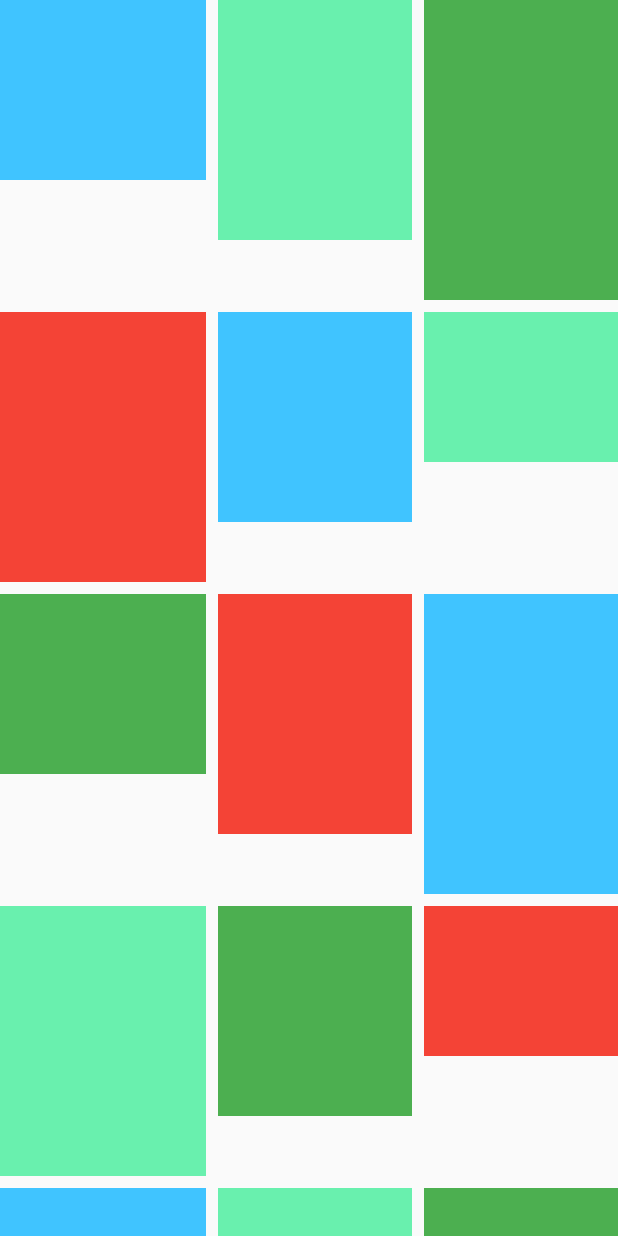
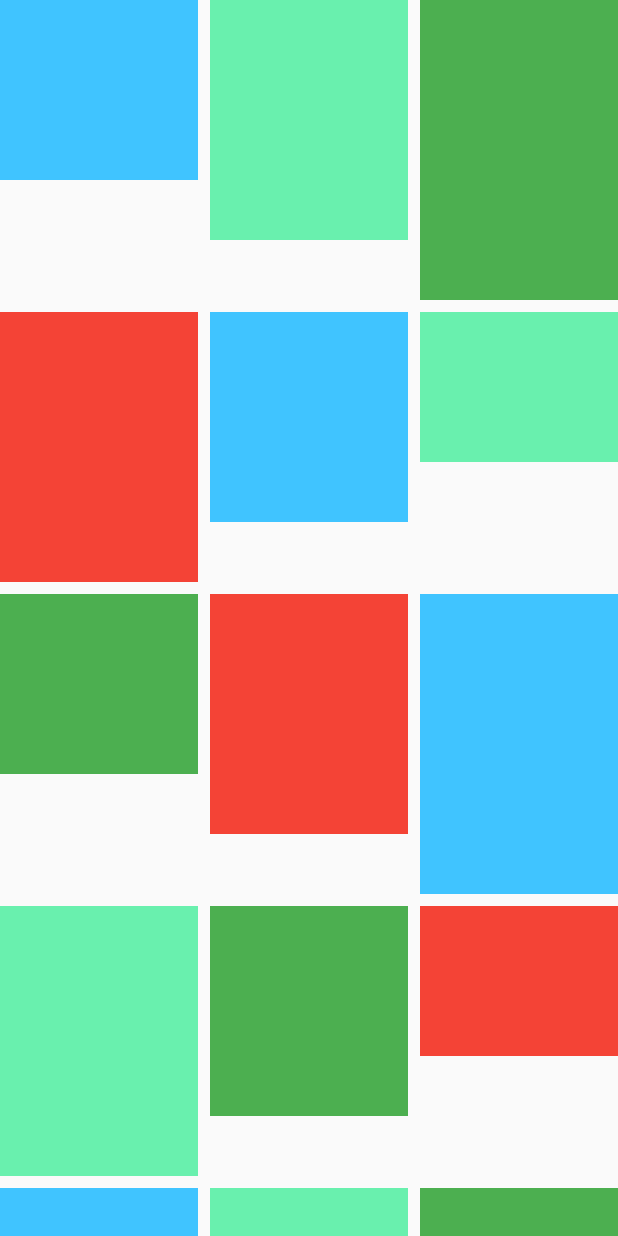
Before and after one commit to santa112358/dynamic_height_grid_view, a Flutter app: the screen it shows after launch, on a phone screen of 412 x 824 dp. Run offline on Flutter 3.47's test engine with Material 2 defaults, Android fonts, the phone set to English and light mode, and no system bars; our stand-ins replace flutter_hooks.

Commit message:
fix crossAxisSpacing

```diff
--- a/example/lib/main.dart
+++ b/example/lib/main.dart
@@ -77,7 +77,7 @@ class SliverMyHomePage extends StatelessWidget {
       body: CustomScrollView(
         slivers: [
           SliverDynamicHeightGridView(
-            itemCount: 61,
+            itemCount: 16,
             crossAxisCount: 3,
             builder: (ctx, index) {
               colors.shuffle();
--- a/lib/dynamic_height_grid_view.dart
+++ b/lib/dynamic_height_grid_view.dart
@@ -137,19 +137,19 @@ class _GridRow extends HookWidget {
       child: Row(
         crossAxisAlignment: crossAxisAlignment,
         children: List.generate(
-          crossAxisCount,
+          (crossAxisCount * 2) - 1,
           (rowIndex) {
-            final itemIndex = (columnIndex * crossAxisCount) + rowIndex;
+            final rowNum = rowIndex + 1;
+            if (rowNum % 2 == 0){
+              return SizedBox(width: crossAxisSpacing);
+            }
+            final rowItemIndex = ((rowNum + 1) ~/ 2) - 1;
+            final itemIndex = (columnIndex * crossAxisCount) + rowItemIndex;
             if (itemIndex > itemCount - 1) {
               return const Expanded(child: SizedBox());
             }
             return Expanded(
-              child: Padding(
-                padding: EdgeInsets.only(
-                  left: (rowIndex == 0) ? 0 : crossAxisSpacing,
-                ),
-                child: builder(context, itemIndex),
-              ),
+              child: builder(context, itemIndex),
             );
           },
         ),
--- a/pubspec.yaml
+++ b/pubspec.yaml
@@ -1,6 +1,6 @@
 name: dynamic_height_grid_view
 description: GridView with dynamic height. No need to specify aspectRatio to the grid.
-version: 0.0.2+3
+version: 0.0.3
 homepage: https://github.com/santa112358/dynamic_height_grid_view
 
 environment:
```
Also changed, not shown: example/pubspec.lock, 1 other file.
